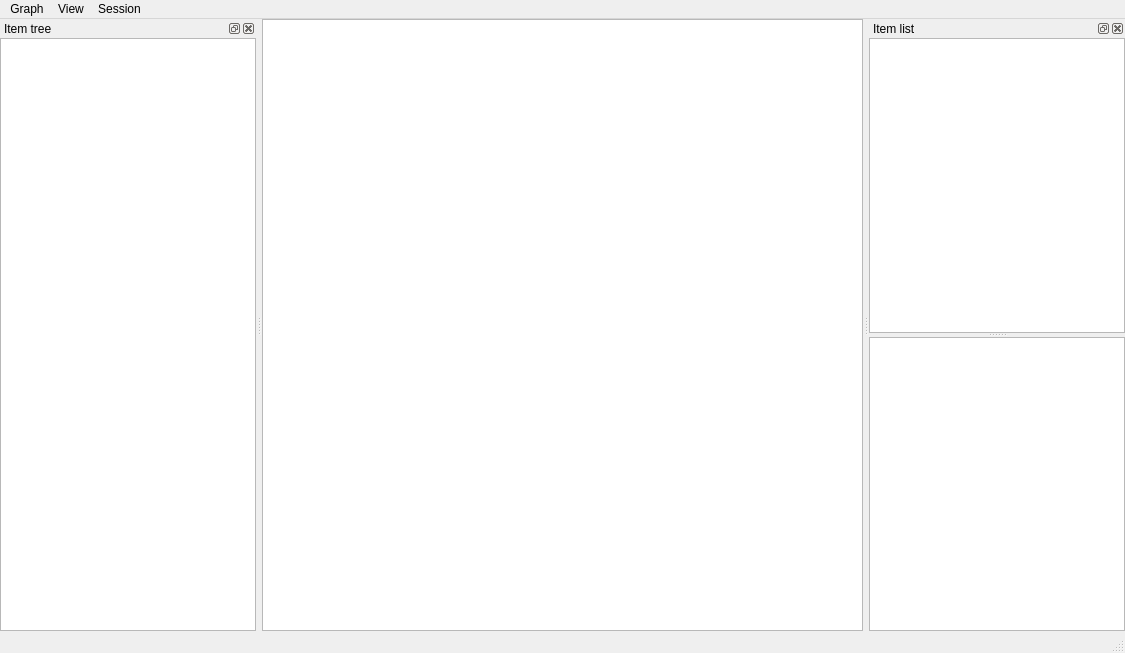
Qt form spinetoolbox/ui/graph_view_form.ui (spine-tools/Spine-Toolbox) before a commit.
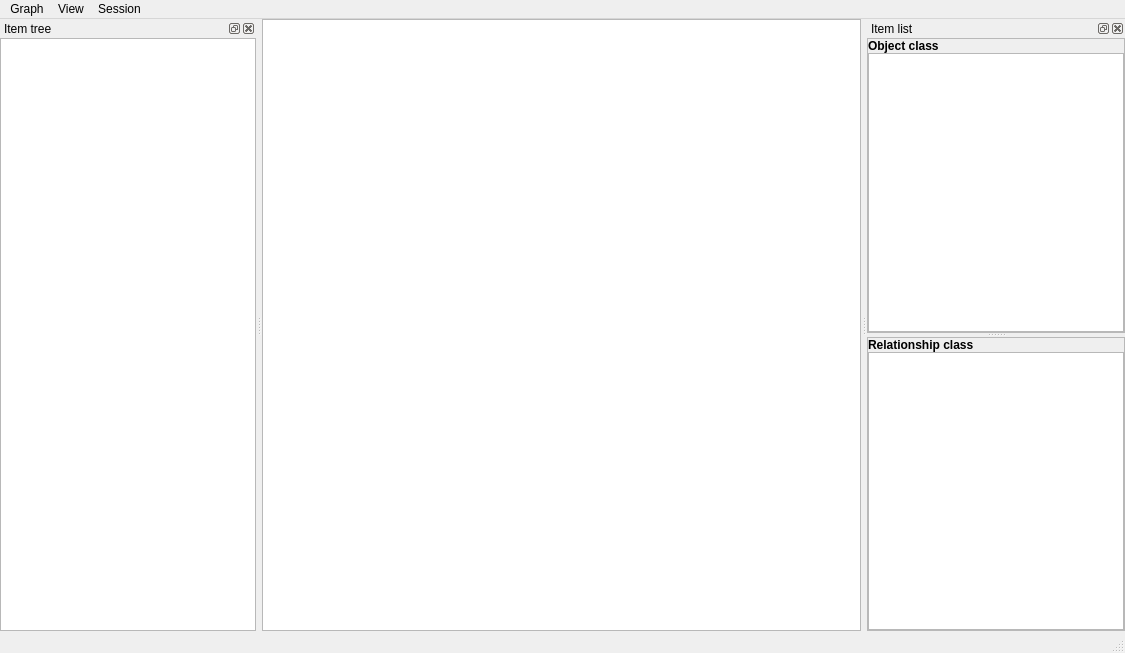
The same form after that commit. Icons and pictures are not drawn. Custom widgets are drawn as their Qt base class.

Commit message: Issue #45 updated: add support to add more object classes.

What changed in the file:
```diff
--- a/spinetoolbox/ui/graph_view_form.ui
+++ b/spinetoolbox/ui/graph_view_form.ui
@@ -109,7 +109,7 @@
    <widget class="QWidget" name="dockWidgetContents">
     <layout class="QVBoxLayout" name="verticalLayout_3">
      <property name="spacing">
-      <number>0</number>
+      <number>6</number>
      </property>
      <property name="leftMargin">
       <number>0</number>
@@ -128,7 +128,41 @@
        <property name="orientation">
         <enum>Qt::Vertical</enum>
        </property>
-       <widget class="ObjectClassListView" name="listView_object">
+       <widget class="QFrame" name="frame">
+        <property name="frameShape">
+         <enum>QFrame::StyledPanel</enum>
+        </property>
+        <property name="frameShadow">
+         <enum>QFrame::Raised</enum>
+        </property>
+        <layout class="QVBoxLayout" name="verticalLayout_4">
+         <property name="spacing">
+          <number>0</number>
+         </property>
+         <property name="leftMargin">
+          <number>0</number>
+         </property>
+         <property name="topMargin">
+          <number>0</number>
+         </property>
+         <property name="rightMargin">
+          <number>0</number>
+         </property>
+         <property name="bottomMargin">
+          <number>0</number>
+         </property>
+         <item>
+          <widget class="QLabel" name="label">
+           <property name="frameShadow">
+            <enum>QFrame::Sunken</enum>
+           </property>
+           <property name="text">
+            <string>&lt;b&gt;Object class&lt;/b&gt;</string>
+           </property>
+          </widget>
+         </item>
+         <item>
+          <widget class="ObjectClassListView" name="listView_object_class">
         <property name="minimumSize">
          <size>
           <width>0</width>
@@ -198,7 +232,41 @@
          <bool>true</bool>
         </property>
        </widget>
-       <widget class="QListView" name="listView_relationship">
+         </item>
+        </layout>
+       </widget>
+       <widget class="QFrame" name="frame_2">
+        <property name="frameShape">
+         <enum>QFrame::StyledPanel</enum>
+        </property>
+        <property name="frameShadow">
+         <enum>QFrame::Raised</enum>
+        </property>
+        <layout class="QVBoxLayout" name="verticalLayout_5">
+         <property name="spacing">
+          <number>0</number>
+         </property>
+         <property name="leftMargin">
+          <number>0</number>
+         </property>
+         <property name="topMargin">
+          <number>0</number>
+         </property>
+         <property name="rightMargin">
+          <number>0</number>
+         </property>
+         <property name="bottomMargin">
+          <number>0</number>
+         </property>
+         <item>
+          <widget class="QLabel" name="label_2">
+           <property name="text">
+            <string>&lt;b&gt;Relationship class&lt;/b&gt;</string>
+           </property>
+          </widget>
+         </item>
+         <item>
+          <widget class="QListView" name="listView_relationship_class">
         <property name="showDropIndicator" stdset="0">
          <bool>false</bool>
         </property>
@@ -223,6 +291,9 @@
         <property name="wordWrap">
          <bool>true</bool>
         </property>
+          </widget>
+         </item>
+        </layout>
        </widget>
       </widget>
      </item>
```
Lines whose indentation alone changed are shown as unchanged. The commit also changes 6 other files.
